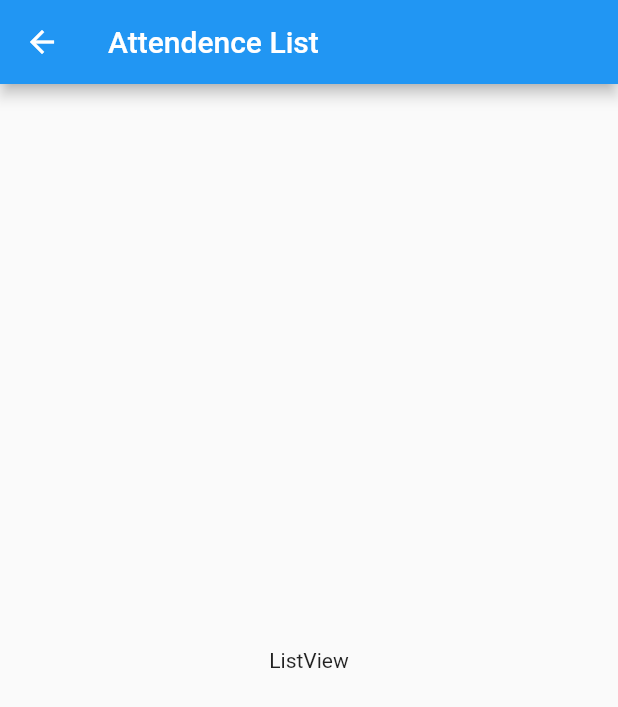
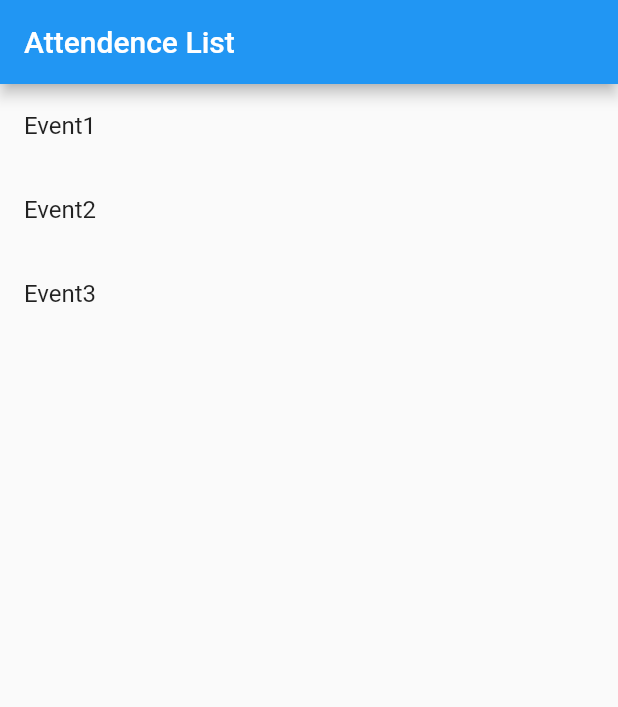
Before and after one commit to casfian/mycoldstaff, a Flutter app: the AttendenceList screen opened directly, on a phone screen of 412 x 824 dp. Shown: the top 707 px of the screen. Run offline on Flutter 3.47's test engine with Material 2 defaults, Android fonts, the light colour scheme and no system bars.

Commit message:
Add Listview

```diff
--- a/lib/attendencelist.dart
+++ b/lib/attendencelist.dart
@@ -1,17 +1,23 @@
 import 'package:flutter/material.dart';
 
 class AttendenceList extends StatelessWidget {
-  const AttendenceList({super.key});
+  AttendenceList({super.key});
+
+  List eventList = ['Event1', 'Event2', 'Event3'];
 
   @override
   Widget build(BuildContext context) {
     return Scaffold(
-      appBar: AppBar(
-        title: const Text('Attendence List'),
-      ),
-      body: const Center(
-        child: Text('ListView'),
-      ),
-    );
+        appBar: AppBar(
+          title: const Text('Attendence List'),
+        ),
+        body: ListView.builder(
+          itemCount: eventList.length,
+          itemBuilder: (context, index) {
+            return ListTile(
+              title: Text(eventList[index]),
+            );
+          },
+        ));
   }
 }
--- a/lib/main.dart
+++ b/lib/main.dart
@@ -1,5 +1,5 @@
 import 'package:flutter/material.dart';
-import 'package:mycoldstaff/home.dart';
+import 'package:mycoldstaff/attendencelist.dart';
 
 void main() => runApp(const MyApp());
 
@@ -8,10 +8,10 @@ class MyApp extends StatelessWidget {
 
   @override
   Widget build(BuildContext context) {
-    return const MaterialApp(
+    return MaterialApp(
       title: 'Material App',
       debugShowCheckedModeBanner: false,
-      home: Home(),
+      home: AttendenceList(),
     );
   }
 }
```
